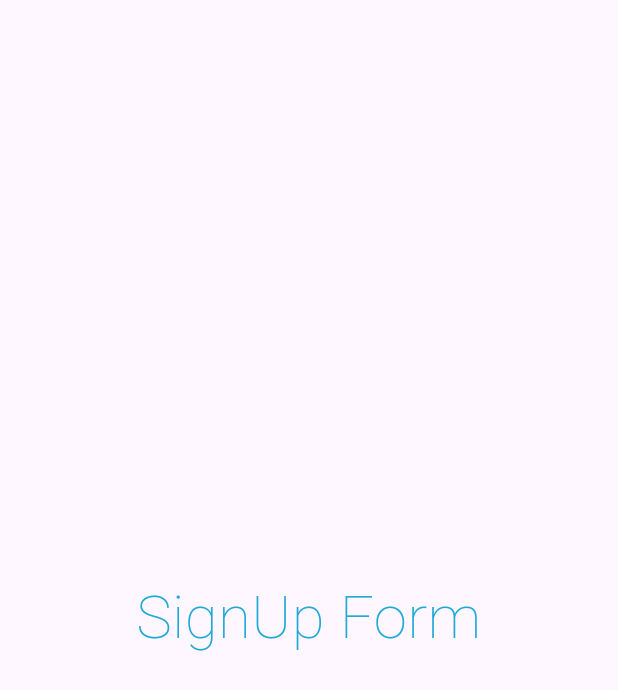
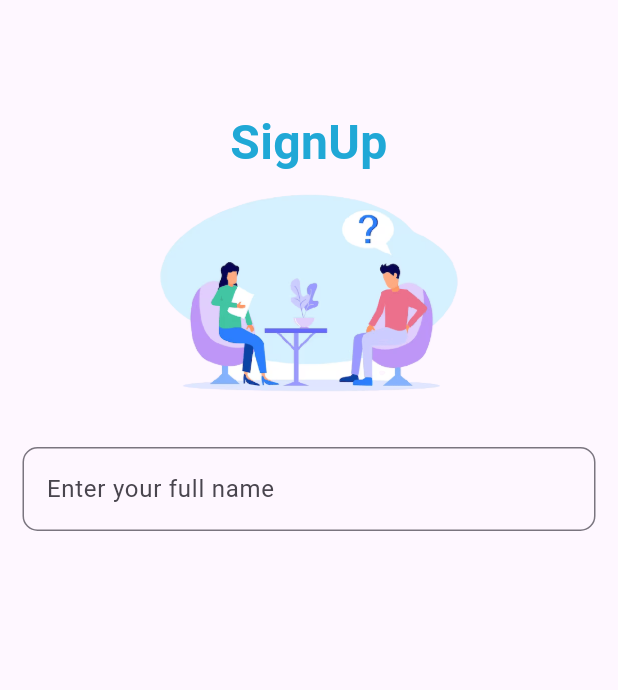
Before and after one commit to cepdnaclk/e19-co227-Empowering-Counselors-and-Students-through-Interactive-Web-and-Mobile-App, a Flutter app: the SignUp screen opened directly, on a phone screen of 412 x 824 dp. Shown: the top 690 px of the screen. Run offline on Flutter 3.47's test engine with Material 2 defaults, Android fonts, the phone set to English and light mode, and no system bars; our stand-ins replace animate_do.

Commit message:
add custom textFeild
add custom textFeild

```diff
--- a/bloomi/lib/screens/auth/signup/sign_discription.dart
+++ b/bloomi/lib/screens/auth/signup/sign_discription.dart
@@ -1,7 +1,9 @@
 import 'package:bloomi/components/custom_button.dart';
 import 'package:bloomi/components/custom_image.dart';
 import 'package:bloomi/components/custom_text.dart';
+import 'package:bloomi/screens/auth/signup/signup_form.dart';
 import 'package:bloomi/utils/util_constant.dart';
+import 'package:bloomi/utils/util_function.dart';
 import 'package:flutter/material.dart';
 
 class SignUpDescription extends StatefulWidget {
@@ -51,7 +53,12 @@ class _SignUpDescriptionState extends State<SignUpDescription> {
                   fontColor: UtilConstants.blackColor,
                 ),
                 const SizedBox(height: 20),
-                const CustomButton("Get Started"),
+                InkWell(
+                  onTap: () {
+                    UtilFunction.navigateForward(context, const SignUp());
+                  },
+                  child: const CustomButton("Get Started"),
+                ),
                 const SizedBox(height: 220),
                 const CustomText(
                   "Already have an account?",
--- a/bloomi/lib/screens/auth/signup/signup_form.dart
+++ b/bloomi/lib/screens/auth/signup/signup_form.dart
@@ -1,4 +1,5 @@
 import 'package:bloomi/components/custom_text.dart';
+import 'package:bloomi/utils/util_constant.dart';
 import 'package:flutter/material.dart';
 
 class SignUp extends StatefulWidget {
@@ -11,8 +12,48 @@ class SignUp extends StatefulWidget {
 class _SignUpState extends State<SignUp> {
   @override
   Widget build(BuildContext context) {
-    return const Scaffold(
-      body: Center(child: CustomText("SignUp Form")),
+    return Scaffold(
+      body: SafeArea(
+          child: SingleChildScrollView(
+        child: Center(
+          child: Padding(
+            padding: const EdgeInsets.symmetric(horizontal: 15),
+            child: Column(
+              children: [
+                const SizedBox(height: 72),
+                const CustomText(
+                  "SignUp",
+                  fontSize: 32,
+                  fontWeight: FontWeight.w600,
+                ),
+                Image.asset(
+                  UtilConstants.counsellingImagePath,
+                  width: 300,
+                  height: 150,
+                ),
+                const SizedBox(height: 30),
+                const CustomTextFeild()
+              ],
+            ),
+          ),
+        ),
+      )),
     );
   }
 }
+
+class CustomTextFeild extends StatelessWidget {
+  const CustomTextFeild({
+    super.key,
+  });
+
+  @override
+  Widget build(BuildContext context) {
+    return TextField(
+      decoration: InputDecoration(
+        labelText: "Enter your full name",
+        border: OutlineInputBorder(borderRadius: BorderRadius.circular(10)),
+      ),
+    );
+  }
+}
```
